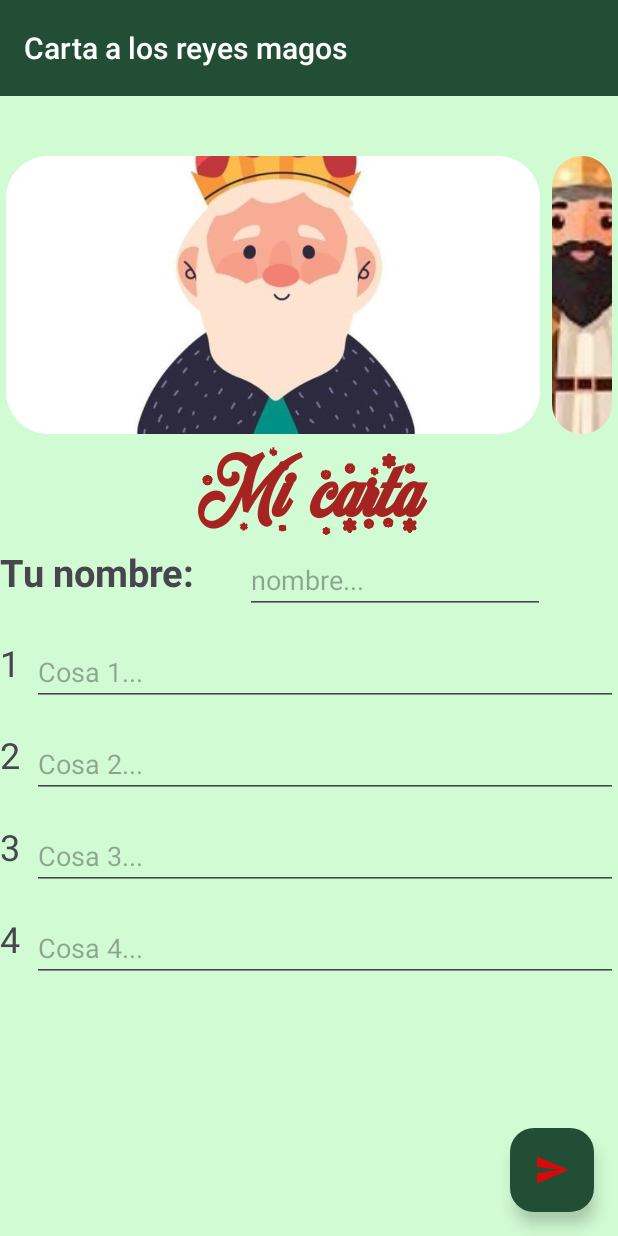
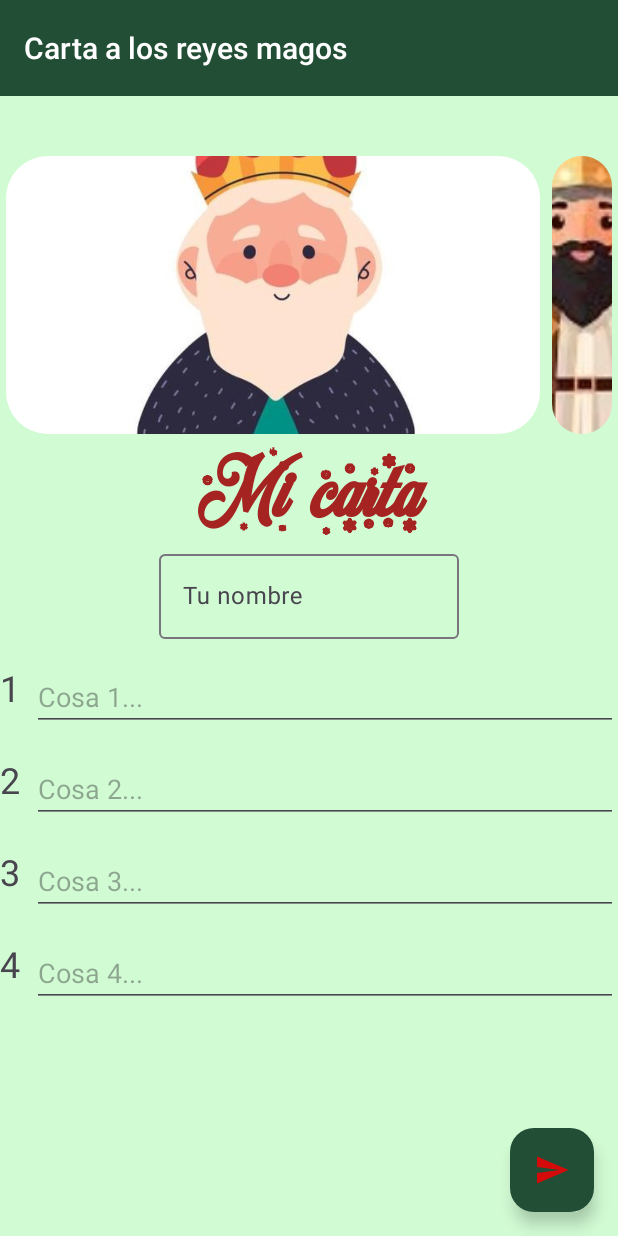
Before and after one commit to danimg0/cartaReyes, an Android app: the screen it shows after launch (MainActivity), on a phone screen of 412 x 824 dp. Run offline under Robolectric (Android 15) with nearby library versions, the phone set to English and light mode, and no system bars.

Commit message:
UPD: cositas

```diff
--- a/CartaReyesMagos/app/src/main/java/com/example/cartareyesmagos/MainActivity.java
+++ b/CartaReyesMagos/app/src/main/java/com/example/cartareyesmagos/MainActivity.java
@@ -23,6 +23,7 @@ import java.util.List;
 
 import com.google.android.material.floatingactionbutton.FloatingActionButton;
 import com.google.android.material.snackbar.Snackbar;
+import com.google.android.material.textfield.TextInputEditText;
 
 public class MainActivity extends AppCompatActivity { //  implements CarouselAdapter.OnItemClickListener
     private ArrayList<Integer> images = new ArrayList<>(
@@ -33,7 +34,7 @@ public class MainActivity extends AppCompatActivity { //  implements CarouselAda
             )
     );
 
-    EditText nombre;
+    TextInputEditText nombre;
     EditText regalo1;
     EditText regalo2;
     EditText regalo3;
@@ -51,7 +52,7 @@ public class MainActivity extends AppCompatActivity { //  implements CarouselAda
         CarouselSnapHelper snapHelper = new CarouselSnapHelper();
         snapHelper.attachToRecyclerView(recyclerView);
 
-        nombre = findViewById(R.id.edNombre);
+        nombre = findViewById(R.id.name);
         regalo1 = findViewById(R.id.edItem1);
         regalo2 = findViewById(R.id.edItem2);
         regalo3 = findViewById(R.id.edItem3);
--- a/CartaReyesMagos/app/src/main/res/layout/activity_main.xml
+++ b/CartaReyesMagos/app/src/main/res/layout/activity_main.xml
@@ -41,6 +41,7 @@
         android:layout_height="225dp"
         android:clipChildren="false"
         android:clipToPadding="false"
+        android:orientation="horizontal"
         app:layout_constraintTop_toBottomOf="@id/toolbar"/>
     <TextView
         android:id="@+id/tvCarta"
@@ -57,25 +58,23 @@
         app:layout_constraintEnd_toEndOf="parent"
         app:layout_constraintVertical_bias="0.4"
         android:layout_marginBottom="30sp"/>
-
-    <TextView
-        android:id="@+id/tvNombre"
-        android:layout_width="151dp"
-        android:layout_height="46dp"
-        android:text="Tu nombre: "
-        android:textSize="25sp"
-        android:textStyle="bold"
-        app:layout_constraintStart_toStartOf="parent"
-        app:layout_constraintTop_toBottomOf="@id/tvCarta" />
-
-    <EditText
+    <com.google.android.material.textfield.TextInputLayout
         android:id="@+id/edNombre"
         android:layout_width="200sp"
         android:layout_height="wrap_content"
-        android:layout_marginStart="12dp"
-        android:hint="nombre..."
-        app:layout_constraintStart_toEndOf="@id/tvNombre"
-        app:layout_constraintTop_toBottomOf="@id/tvCarta" />
+        android:hint="Tu nombre"
+        app:endIconMode="clear_text"
+        app:layout_constraintStart_toStartOf="parent"
+        app:layout_constraintEnd_toEndOf="parent"
+        app:layout_constraintTop_toBottomOf="@id/tvCarta">
+
+        <com.google.android.material.textfield.TextInputEditText
+            android:id="@+id/name"
+            android:layout_width="match_parent"
+            android:layout_height="wrap_content"
+            />
+
+    </com.google.android.material.textfield.TextInputLayout>
 
     <!-- TextView and EditText for item 1 -->
     <TextView
```
